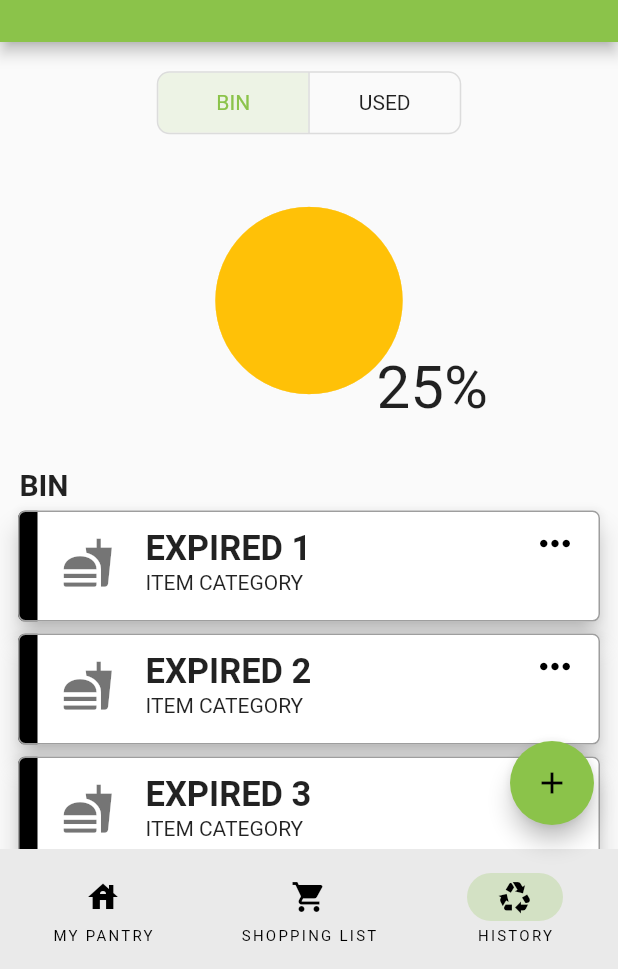
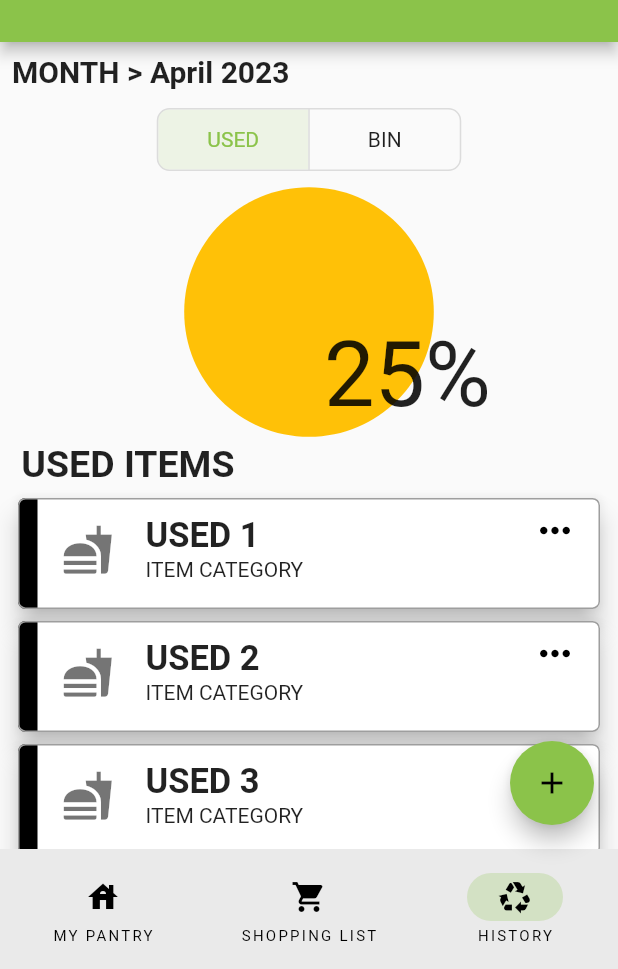
Before and after one commit to kitsain/Kitsain-Frontend-Spring2023, a Flutter app: the screen it shows after launch, item 3 of the bottom bar chosen, on a phone screen of 412 x 824 dp, the part 267-1236 px from its top. Run offline on Flutter 3.47's test engine with Material 2 defaults, Android fonts, the phone set to English and light mode, and no system bars; our stand-ins replace get, realm; missing offline and left inert: openfoodfacts, simple_barcode_scanner; generated files the repository leaves out were written again.

Commit message:
Month and year information on top. Used list as default. Graph in both lists.

```diff
--- a/lib/views/main_menu_pages/used_and_expired.dart
+++ b/lib/views/main_menu_pages/used_and_expired.dart
@@ -4,8 +4,8 @@ import 'package:kitsain_frontend_spring2023/item_controller.dart';
 import 'package:flutter_gen/gen_l10n/app-localizations.dart';
 
 const List<Widget> tabs = <Widget>[
+  Text('USED'),
   Text('BIN'),
-  Text('USED'),
 ];
 
 const List months = [
@@ -36,6 +36,9 @@ class _UsedAndExpiredState extends State<UsedAndExpired> {
   var _openDate = TextEditingController();
   var _details = TextEditingController();
   bool _favorite = false;
+
+  final month = months[DateTime.now().month -1];
+  final year = DateTime.now().year;
 
   final List<bool> _selectedTabs = <bool>[true, false];
 
@@ -80,10 +83,24 @@ class _UsedAndExpiredState extends State<UsedAndExpired> {
           return Container(
             child: ListView(
               children: [
+                Padding(
+                  padding: const EdgeInsets.only(left: 8.0, top: 8.0),
+                  child: Align(
+                    alignment: Alignment.centerLeft,
+                    child: SizedBox(
+                      height: MediaQuery.of(context).size.height * 0.03,
+                      child: Text(
+                        'MONTH > $month $year',
+                        textAlign: TextAlign.right,
+                        style: const TextStyle(fontSize: 20, fontWeight: FontWeight.bold),
+                      ),
+                    ),
+                  ),
+                ),
                 SizedBox(height: MediaQuery
                     .of(context)
                     .size
-                    .height * 0.02),
+                    .height * 0.01),
                 Center(
                   child: DragTarget<String>(
                     onWillAccept: (data) {
@@ -107,15 +124,11 @@ class _UsedAndExpiredState extends State<UsedAndExpired> {
                             minHeight: 40.0,
                             minWidth: 100.0,
                           ),
-                          children: tabs,
-                          isSelected: _selectedTabs);
+                          isSelected: _selectedTabs,
+                          children: tabs);
                     }
                   ),
                 ),
-                SizedBox(height: MediaQuery
-                    .of(context)
-                    .size
-                    .height * 0.02),
                 Padding(
                   padding: const EdgeInsets.all(8.0),
                   child: Container(
@@ -127,18 +140,12 @@ class _UsedAndExpiredState extends State<UsedAndExpired> {
                         //On the first iteration (index == 0) create the graph. On next iterations create the item cards.
                         //Add 1 to list lengths in order to not lose one item because of this.
                         itemCount: _selectedTabs[0]
-                            ? StateController.expiredList.length + 1
-                            : StateController.usedList.length + 1,
+                            ? StateController.usedList.length + 1
+                            : StateController.expiredList.length + 1,
                         itemBuilder: (context, index) {
                           return index == 0
                               ? Column(
                             children: [
-                              SizedBox(
-                                  height: MediaQuery
-                                      .of(context)
-                                      .size
-                                      .height * 0.01),
-                              if (_selectedTabs[0])
                               Stack(
                                 children: <Widget>[
                                   Container(
@@ -146,34 +153,24 @@ class _UsedAndExpiredState extends State<UsedAndExpired> {
                                     height: 170,
                                   ),
                                   Positioned(
+                                    top: -17,
                                     left: 20,
                                     right: 20,
-                                      child: Container(
-                                        width: 10,
-                                        height: 150,
-                                        //color: Colors.red,
-                                        alignment: Alignment.center,
-                                        child: Icon(Icons.circle, size: 150,
+                                    child: Icon(Icons.circle, size: 200,
                                         color: Colors.amber),
                                   ),
-                                    ),
                                   Positioned(
-                                      top: 110,
-                                      left: 225,
+                                    top: 90,
+                                    left: 190,
                                     right: 10,
                                     bottom: 10,
                                     child: Text(
                                       '25%',
-                                        style: TextStyle(fontSize: 40),
+                                      style: TextStyle(fontSize: 60),
                                     ),
                                   ),
                                 ],
                               ),
-                              if(_selectedTabs[0])
-                                SizedBox(height: MediaQuery
-                                    .of(context)
-                                    .size
-                                    .height * 0.02),
                               Align(
                                 alignment: Alignment.centerLeft,
                                 child: SizedBox(
@@ -182,12 +179,12 @@ class _UsedAndExpiredState extends State<UsedAndExpired> {
                                         .size
                                         .height * 0.03,
                                     child: Text(
-                                      _selectedTabs[0] ? " BIN" : " USED ITEMS",
-                                      style: TextStyle(fontSize: 20,
+                                      _selectedTabs[0] ? " USED ITEMS": " BIN",
+                                      style: TextStyle(fontSize: 25,
                                           fontWeight: FontWeight.bold),)
                                 ),
                               ),
-                              //SizedBox(height: MediaQuery.of(context).size.height * 0.01),
+                              SizedBox(height: MediaQuery.of(context).size.height * 0.01),
                             ],
                           )
                               : LongPressDraggable<String>(
@@ -222,9 +219,9 @@ class _UsedAndExpiredState extends State<UsedAndExpired> {
                                           title: Text(
                                               '${_selectedTabs[0]
                                                   ? StateController
-                                                  .expiredList[index - 1]
+                                                  .usedList[index - 1]
                                                   : StateController
-                                                  .usedList[index - 1]}',
+                                                  .expiredList[index - 1]}',
                                               style: TextStyle(
                                                   fontWeight: FontWeight.bold,
                                                   fontSize: 23)),
@@ -269,8 +266,8 @@ class _UsedAndExpiredState extends State<UsedAndExpired> {
                                       title: Text(
                                           '${_selectedTabs[0]
                                               ? StateController
-                                              .expiredList[index - 1]
-                                              : StateController.usedList[index -
+                                              .usedList[index - 1]
+                                              : StateController.expiredList[index -
                                               1]}',
                                           style: TextStyle(
                                               fontWeight: FontWeight.bold,
@@ -287,13 +284,6 @@ class _UsedAndExpiredState extends State<UsedAndExpired> {
                                               iconSize: 30,
                                           ),
                                       ),
-                                        /*child: IconButton(
-                                            onPressed: (){
-                                            _moveToDialog();
-                                            },
-                                            icon: Icon(Icons.more_horiz),
-                                            alignment: Alignment.topRight,
-                                        ),*/
                                       leading: Transform.translate(
                                         offset: Offset(0, 0),
                                         child: Icon(Icons.fastfood, size: 35),
```
Lines whose indentation alone changed are shown as unchanged.
